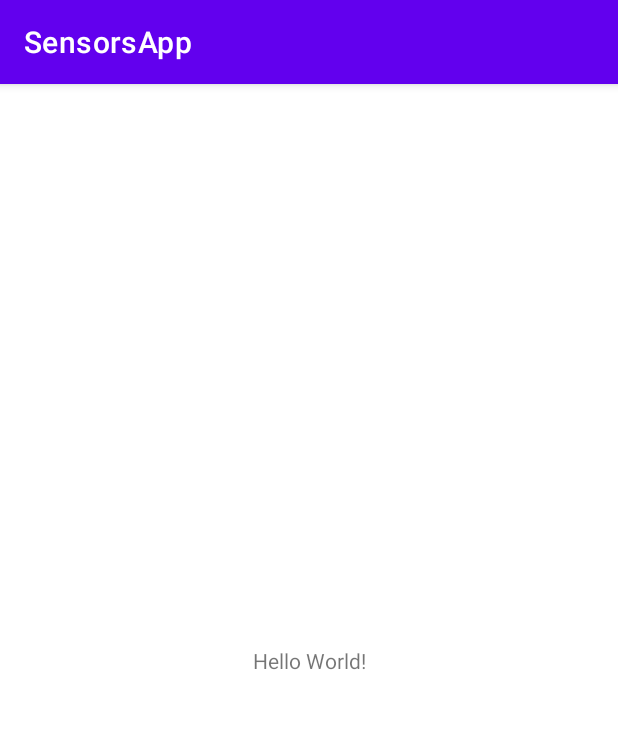
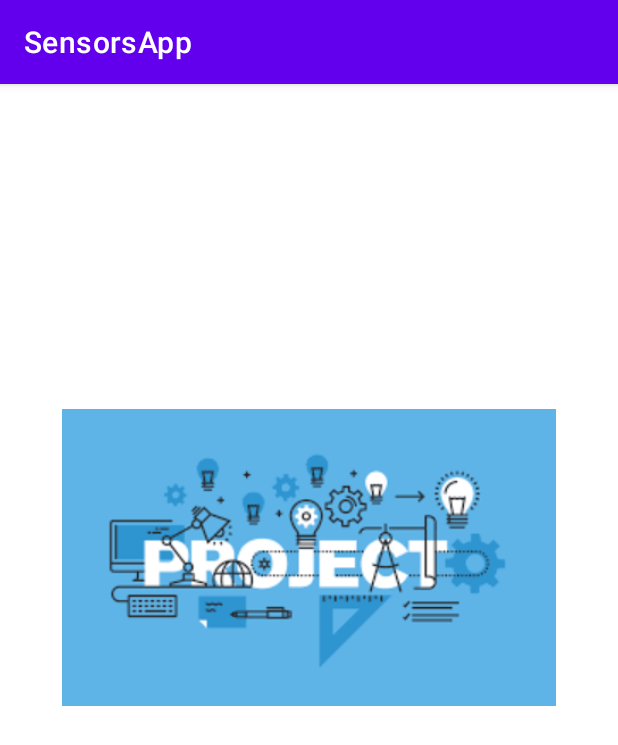
Before and after one commit to pragya-sharma11/SensorsApp, an Android app: the screen it shows after launch (MainActivity), on a phone screen of 412 x 824 dp. Shown: the top 745 px of the screen. Run offline under Robolectric (Android 15) with nearby library versions, the phone set to English and light mode, and no system bars.

Commit message:
add image view

```diff
--- a/app/src/main/res/layout/activity_main.xml
+++ b/app/src/main/res/layout/activity_main.xml
@@ -6,13 +6,14 @@
     android:layout_height="match_parent"
     tools:context=".MainActivity">
 
-    <TextView
-        android:layout_width="wrap_content"
-        android:layout_height="wrap_content"
-        android:text="Hello World!"
+    <ImageView
+        android:id="@+id/imageView"
+        android:layout_width="329dp"
+        android:layout_height="259dp"
         app:layout_constraintBottom_toBottomOf="parent"
-        app:layout_constraintLeft_toLeftOf="parent"
-        app:layout_constraintRight_toRightOf="parent"
-        app:layout_constraintTop_toTopOf="parent" />
-
+        app:layout_constraintEnd_toEndOf="parent"
+        app:layout_constraintStart_toStartOf="parent"
+        app:layout_constraintTop_toTopOf="parent"
+        app:layout_constraintVertical_bias="0.366"
+        app:srcCompat="@drawable/off" />
 </androidx.constraintlayout.widget.ConstraintLayout>
```
